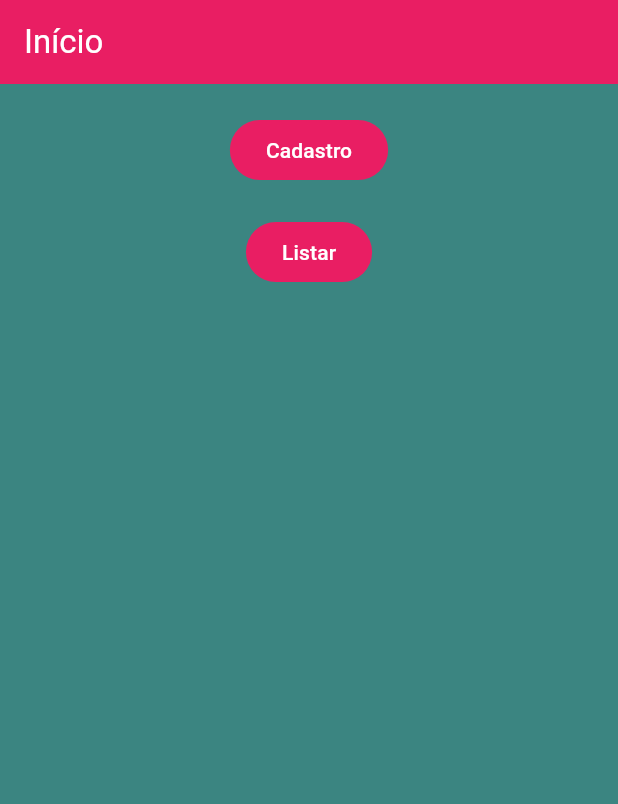
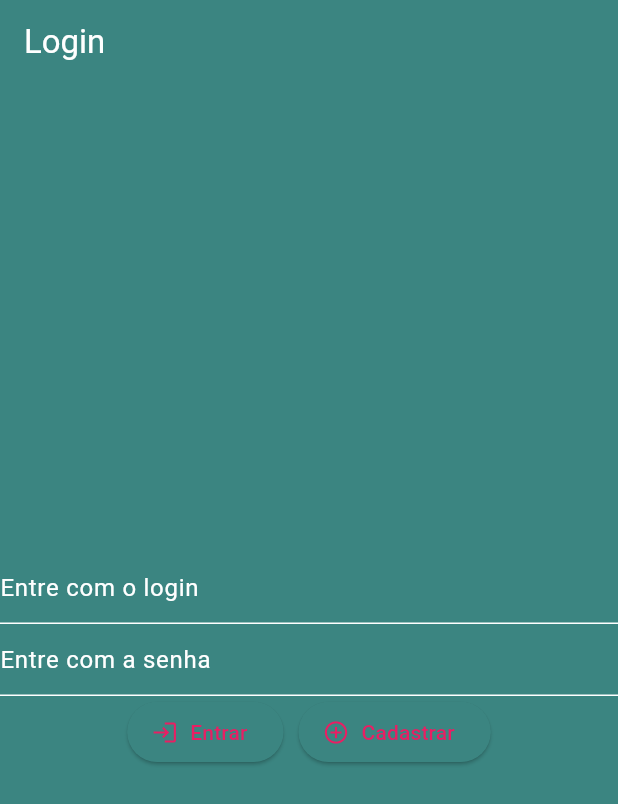
Before and after one commit to nicollyvermieiro/P1-Agenda-Flutter, a Flutter app: the screen it shows after launch, on a phone screen of 412 x 824 dp. Shown: the top 804 px of the screen. Run offline on Flutter 3.47's test engine with Material 3 defaults, Android fonts, the phone set to English and light mode, and no system bars; our stand-ins replace flutter_masked_text2, shared_preferences, sqflite; missing offline and left inert: dart:ffi; accounts and stored records are empty.

Commit message:
implementção do login

```diff
--- /dev/null
+++ b/agenda_flutter/lib/autenticacao/sharedSessao.dart
@@ -0,0 +1,36 @@
+import 'package:shared_preferences/shared_preferences.dart';
+
+class SharedSessao {
+// Função para salvar o token de autenticação
+  static Future<void> salvarToken(String token) async {
+    final prefs = await SharedPreferences.getInstance();
+    await prefs.setString('auth_token', token);
+  }
+
+// Função para carregar o token de autenticação
+  static Future<String?> carregarToken() async {
+    final prefs = await SharedPreferences.getInstance();
+    return prefs.getString('auth_token');
+  }
+
+// Função para verificar se o usuário está logado
+  static Future<bool> estaLogado() async {
+    final token = await carregarToken();
+    return token != null;
+  }
+
+// Função para remover o token de autenticação (logout)
+  static Future<void> removerToken() async {
+    final prefs = await SharedPreferences.getInstance();
+    await prefs.remove('auth_token');
+  }
+
+// Uso das funções em um fluxo de login/logout
+  void login(String token) async {
+    await salvarToken(token); // Salva o token no login
+  }
+
+  static void logout() async {
+    await removerToken(); // Remove o token no logout
+  }
+}
--- a/agenda_flutter/lib/cadastro.dart
+++ b/agenda_flutter/lib/cadastro.dart
@@ -4,7 +4,7 @@ import 'package:agenda_flutter/listagem.dart';
 import 'package:flutter/material.dart';
 import 'package:flutter_masked_text2/flutter_masked_text2.dart';
 
-class Cadastro extends StatefulWidget {
+class Cadastro extends StatelessWidget {
   final ContatosRepository contatos;
   final Contato? contato;
 
--- /dev/null
+++ b/agenda_flutter/lib/controllers/loginController.dart
@@ -0,0 +1,29 @@
+import 'dart:ffi';
+
+import 'package:agenda_flutter/autenticacao/sharedSessao.dart';
+import 'package:agenda_flutter/repositorio/DaoSqLite.dart';
+import 'package:agenda_flutter/repositorio/interfaceDao';
+
+import '../entidades/usuario.dart';
+
+class Logincontroller {
+  final DaoSqLite _dao = DaoSqLite();
+
+  Future<int> salvar(String nome, String senha) {
+    Usuario login = Usuario(nome: nome, senha: senha);
+    return _dao.addUser(login);
+  }
+
+  Future<bool> login(String nome, String senha) async {
+    Future<bool> retorno = _dao.login(nome, senha);
+    if (await retorno) {
+      SharedSessao.salvarToken(nome);
+      return true;
+    }
+    return false;
+  }
+
+  void logout() async {
+    SharedSessao.logout();
+  }
+}
--- a/agenda_flutter/lib/entidades/contato.dart
+++ b/agenda_flutter/lib/entidades/contato.dart
@@ -43,7 +43,7 @@ class Contato {
       'nome': _nome,
       'telefone': _telefone,
       'email': _email,
-
+    };
 
     if (_id != null && _id! > 0) {
       map['id'] = _id as String;
--- /dev/null
+++ b/agenda_flutter/lib/entidades/usuario.dart
@@ -0,0 +1,13 @@
+class Usuario {
+  String nome;
+  String senha;
+  int? id;
+  Usuario({required this.nome, required this.senha});
+  Map<String, dynamic> toMap() {
+    var map = {
+      'nome': nome,
+      'senha': senha,
+    };
+    return map;
+  }
+}
--- /dev/null
+++ b/agenda_flutter/lib/login.dart
@@ -0,0 +1,84 @@
+import 'package:flutter/material.dart';
+import 'package:agenda_flutter/controllers/loginController.dart';
+
+class Login extends StatelessWidget {
+  final TextEditingController usuarioController = TextEditingController();
+  final TextEditingController senhaController = TextEditingController();
+
+  void _showDialog(BuildContext context, String message, String title) {
+    showDialog(
+      context: context,
+      builder: (context) {
+        return AlertDialog(
+          title: Text(title),
+          content: Text(message),
+          actions: [
+            TextButton(
+              onPressed: () => Navigator.of(context).pop(),
+              child: Text("OK"),
+            ),
+          ],
+        );
+      },
+    );
+  }
+
+  @override
+  Widget build(BuildContext context) {
+    return Scaffold(
+      appBar: AppBar(title: Text('Login')),
+      body: Center(
+        child: Column(
+          mainAxisAlignment: MainAxisAlignment.center,
+          crossAxisAlignment: CrossAxisAlignment.center,
+          children: [
+            TextField(
+              decoration: InputDecoration(hintText: "Entre com o login"),
+              controller: usuarioController,
+            ),
+            TextField(
+              obscureText: true,
+              decoration: InputDecoration(hintText: "Entre com a senha"),
+              controller: senhaController,
+            ),
+            Row(
+              mainAxisAlignment: MainAxisAlignment.center,
+              children: [
+                ElevatedButton.icon(
+                  onPressed: () async {
+                    Logincontroller loginController = Logincontroller();
+                    bool success = await loginController.login(
+                        usuarioController.text, senhaController.text);
+                    if (success) {
+                      Navigator.pushReplacementNamed(context, '/principal');
+                    } else {
+                      _showDialog(context, "Login ou senha inválidos.", "Erro");
+                    }
+                  },
+                  icon: Icon(Icons.login),
+                  label: Text('Entrar'),
+                ),
+                SizedBox(width: 10),
+                ElevatedButton.icon(
+                  onPressed: () async {
+                    Logincontroller loginController = Logincontroller();
+                    try {
+                      await loginController.salvar(
+                          usuarioController.text, senhaController.text);
+                      _showDialog(
+                          context, "Cadastro realizado com sucesso!", "Sucesso");
+                    } catch (e) {
+                      _showDialog(context, "Erro ao cadastrar: $e", "Erro");
+                    }
+                  },
+                  icon: Icon(Icons.add_circle_outline_sharp),
+                  label: Text('Cadastrar'),
+                )
+              ],
+            )
+          ],
+        ),
+      ),
+    );
+  }
+}
--- a/agenda_flutter/lib/principal.dart
+++ b/agenda_flutter/lib/principal.dart
@@ -1,7 +1,9 @@
 import 'package:agenda_flutter/cadastro.dart';
 import 'package:agenda_flutter/contato.dart';
+import 'package:agenda_flutter/listagem.dart';
+import 'package:agenda_flutter/login.dart';
+import 'package:agenda_flutter/autenticacao/sharedSessao.dart';
 import 'package:flutter/material.dart';
-import 'package:agenda_flutter/listagem.dart';
 
 class MyApp extends StatelessWidget {
   @override
@@ -13,9 +15,34 @@ class MyApp extends StatelessWidget {
           backgroundColor: Colors.white,
           accentColor: Colors.white,
           brightness: Brightness.dark,
-            primarySwatch: Colors.pink),
+          primarySwatch: Colors.pink,
         ),
-      home: Principal(),
+      ),
+      initialRoute: '/',
+      routes: {
+        '/': (context) => AuthCheck(), // Verifica se o usuário está logado
+        '/principal': (context) => Principal(),
+        '/login': (context) => Login(),
+      },
+    );
+  }
+}
+
+class AuthCheck extends StatelessWidget {
+  @override
+  Widget build(BuildContext context) {
+    return FutureBuilder<String?>(
+      future: SharedSessao.carregarToken(),
+      builder: (context, snapshot) {
+        if (snapshot.connectionState == ConnectionState.waiting) {
+          return Center(child: CircularProgressIndicator());
+        } else if (snapshot.hasError) {
+          return Center(child: Text('Erro ao carregar token'));
+        } else {
+          // Direciona para Principal se o token existir, senão Login
+          return snapshot.data != null ? Principal() : Login();
+        }
+      },
     );
   }
 }
@@ -33,9 +60,7 @@ class Principal extends StatelessWidget {
       body: Center(
         child: Column(
           children: [
-              SizedBox(
-                height: 20,
-              ),
+            SizedBox(height: 20),
             FilledButton(
               onPressed: () {
                 Navigator.push(
@@ -47,9 +72,7 @@ class Principal extends StatelessWidget {
               },
               child: Text("Cadastro"),
             ),
-              SizedBox(
-                height: 20,
-              ),
+            SizedBox(height: 20),
             FilledButton(
               onPressed: () {
                 Navigator.push(
@@ -63,6 +86,7 @@ class Principal extends StatelessWidget {
             ),
           ],
         ),
-        ));
+      ),
+    );
   }
 }
--- a/agenda_flutter/pubspec.yaml
+++ b/agenda_flutter/pubspec.yaml
@@ -11,11 +11,13 @@ dependencies:
     sdk: flutter
   flutter_masked_text2: ^0.9.1
   mask_text_input_formatter: ^2.9.0
+  shared_preferences: ^2.3.2
+  sqflite: ^2.3.3+2
 
 dev_dependencies:
   flutter_test:
     sdk: flutter
-  flutter_lints: ^4.0.0
+  flutter_lints: ^5.0.0
 
 flutter:
   uses-material-design: true
```
Also changed, not shown: agenda_flutter/lib/controllers/contatoController.dart (renamed from agenda_flutter/lib/controllers/controllerContato.dart), agenda_flutter/pubspec.lock, 1 other file. Lines whose indentation alone changed are shown as unchanged.
